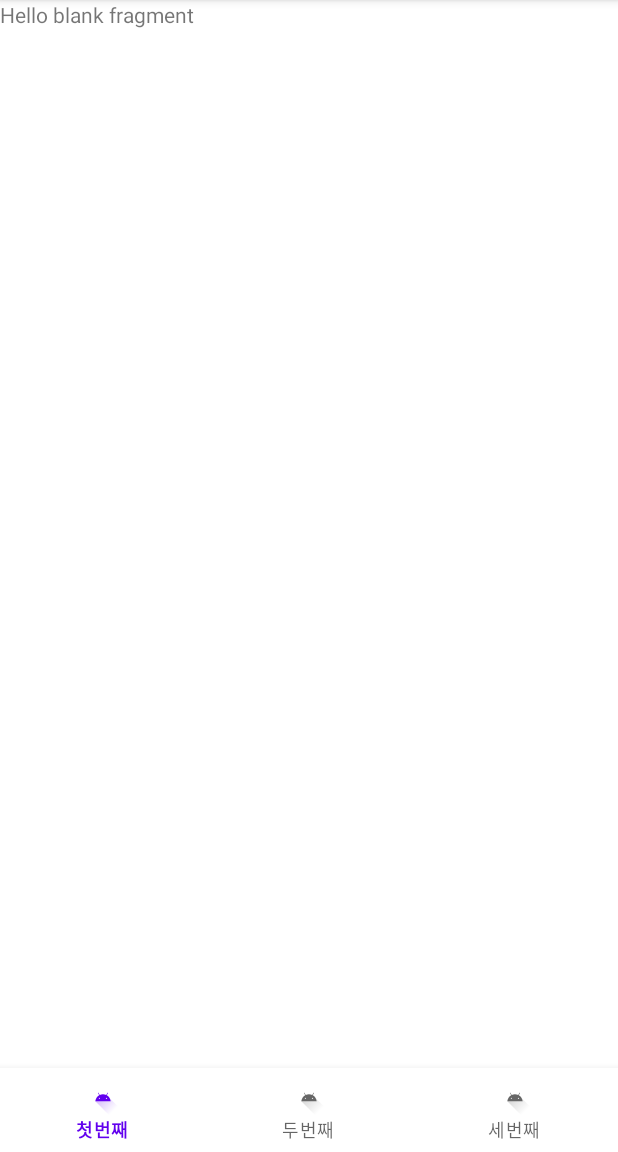
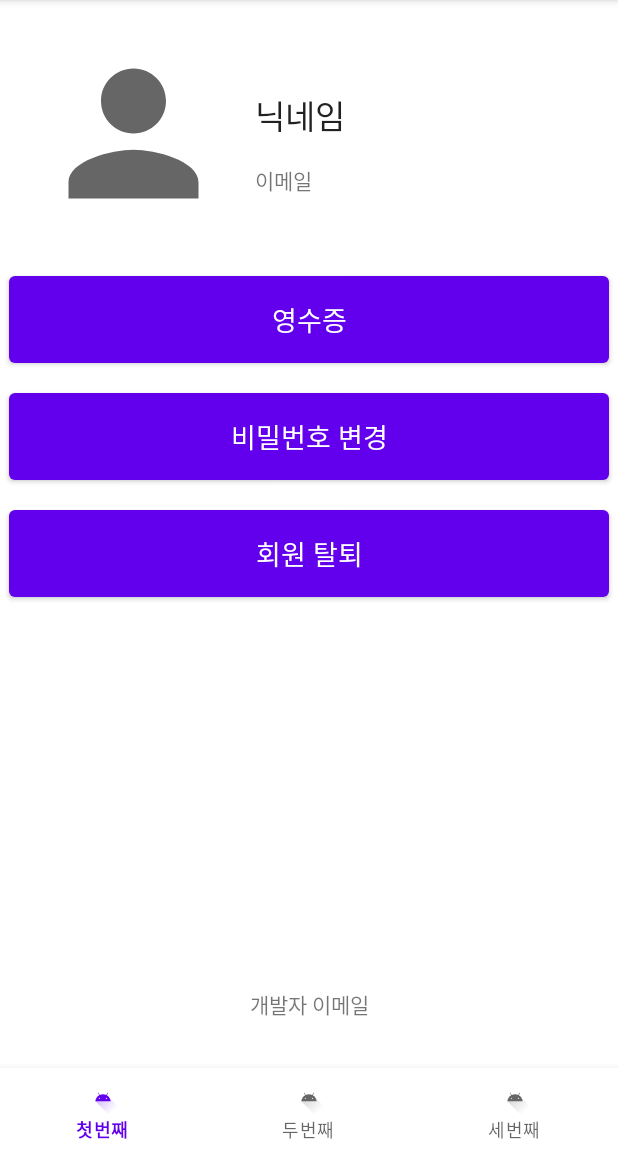
Before and after one commit to eunji-woo/Guru2_7, an Android app: the fragment MypageFragment placed in its activity, on a phone screen of 412 x 824 dp, the part 84-1236 px from its top. Run offline under Robolectric (Android 15) with nearby library versions, the phone set to English and light mode, and no system bars.

Commit message:
마이페이지 fragment

```diff
--- a/app/src/main/res/layout/fragment_mypage.xml
+++ b/app/src/main/res/layout/fragment_mypage.xml
@@ -5,10 +5,87 @@
     android:layout_height="match_parent"
     tools:context=".MypageFragment">
 
-    <!-- TODO: Update blank fragment layout -->
-    <TextView
+    <androidx.constraintlayout.widget.ConstraintLayout xmlns:android="http://schemas.android.com/apk/res/android"
+        xmlns:app="http://schemas.android.com/apk/res-auto"
+        xmlns:tools="http://schemas.android.com/tools"
         android:layout_width="match_parent"
         android:layout_height="match_parent"
-        android:text="@string/hello_blank_fragment" />
+        tools:context=".MainActivity">
+
+        <TextView
+            android:id="@+id/textView2"
+            android:layout_width="wrap_content"
+            android:layout_height="wrap_content"
+            android:layout_marginStart="16dp"
+            android:layout_marginTop="60dp"
+            android:text="닉네임"
+            android:textAppearance="@style/TextAppearance.AppCompat.Large"
+            app:layout_constraintStart_toEndOf="@+id/imageView"
+            app:layout_constraintTop_toTopOf="parent" />
+
+        <TextView
+            android:id="@+id/textView"
+            android:layout_width="wrap_content"
+            android:layout_height="wrap_content"
+            android:layout_marginStart="16dp"
+            android:layout_marginTop="16dp"
+            android:text="이메일"
+            app:layout_constraintStart_toEndOf="@+id/imageView"
+            app:layout_constraintTop_toBottomOf="@+id/textView2" />
+
+        <ImageView
+            android:id="@+id/imageView"
+            android:layout_width="130dp"
+            android:layout_height="130dp"
+            android:layout_marginStart="24dp"
+            android:layout_marginTop="24dp"
+            app:layout_constraintStart_toStartOf="parent"
+            app:layout_constraintTop_toTopOf="parent"
+            app:srcCompat="@drawable/ic_baseline_person_24" />
+
+        <Button
+            android:id="@+id/Billbutton"
+            android:layout_width="400dp"
+            android:layout_height="70dp"
+            android:layout_marginTop="24dp"
+            android:text="영수증"
+            android:textAppearance="@style/TextAppearance.AppCompat.Medium"
+            app:layout_constraintEnd_toEndOf="parent"
+            app:layout_constraintStart_toStartOf="parent"
+            app:layout_constraintTop_toBottomOf="@+id/imageView" />
+
+        <Button
+            android:id="@+id/ChangePWbutton"
+            android:layout_width="400dp"
+            android:layout_height="70dp"
+            android:layout_marginTop="8dp"
+            android:text="비밀번호 변경"
+            android:textAppearance="@style/TextAppearance.AppCompat.Medium"
+            app:layout_constraintEnd_toEndOf="parent"
+            app:layout_constraintStart_toStartOf="parent"
+            app:layout_constraintTop_toBottomOf="@+id/Billbutton" />
+
+        <Button
+            android:id="@+id/Outbutton"
+            android:layout_width="400dp"
+            android:layout_height="70dp"
+            android:layout_marginTop="8dp"
+            android:text="회원 탈퇴"
+            android:textAppearance="@style/TextAppearance.AppCompat.Medium"
+            app:layout_constraintEnd_toEndOf="parent"
+            app:layout_constraintStart_toStartOf="parent"
+            app:layout_constraintTop_toBottomOf="@+id/ChangePWbutton" />
+
+        <TextView
+            android:id="@+id/textView3"
+            android:layout_width="wrap_content"
+            android:layout_height="wrap_content"
+            android:layout_marginBottom="32dp"
+            android:text="개발자 이메일"
+            app:layout_constraintBottom_toBottomOf="parent"
+            app:layout_constraintEnd_toEndOf="parent"
+            app:layout_constraintStart_toStartOf="parent" />
+
+    </androidx.constraintlayout.widget.ConstraintLayout>
 
 </FrameLayout>
```
